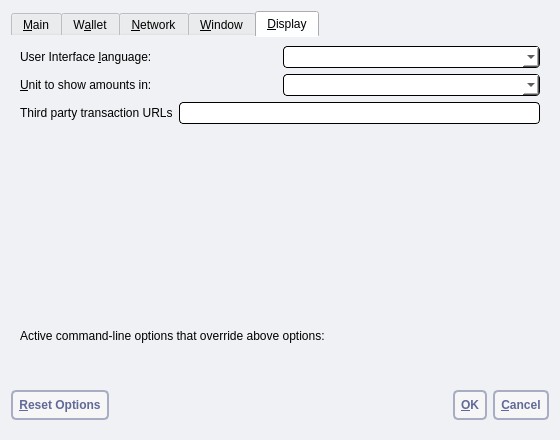
navcoin/navcoin-core, file src/qt/forms/optionsdialog.ui: the form before one commit.
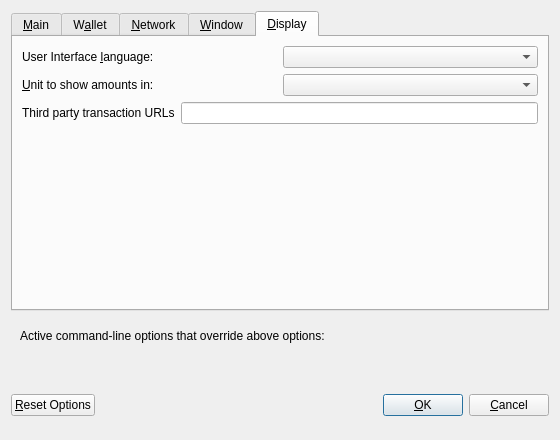
The form after the commit. The open tabs and pages were chosen to show the change. Custom widgets are drawn as their Qt base class.

```diff
--- a/src/qt/forms/optionsdialog.ui
+++ b/src/qt/forms/optionsdialog.ui
@@ -14,7 +14,7 @@
    <string>Options</string>
   </property>
   <property name="styleSheet">
-   <string notr="true">background: #eff1f4; border: 0</string>
+   <string notr="true"/>
   </property>
   <property name="modal">
    <bool>true</bool>
@@ -598,8 +598,7 @@
             <string>The user interface language can be set here. This setting will take effect after restarting %1.</string>
            </property>
            <property name="styleSheet">
-            <string notr="true">background: #fff; border-radius: 4px; border: 1px solid #000; padding:2px
-</string>
+            <string notr="true"/>
            </property>
           </widget>
          </item>
@@ -626,8 +625,7 @@
             <string>Choose the default subdivision unit to show in the interface and when sending coins.</string>
            </property>
            <property name="styleSheet">
-            <string notr="true">background: #fff; border-radius: 4px; border: 1px solid #000; padding:2px
-</string>
+            <string notr="true"/>
            </property>
           </widget>
          </item>
@@ -654,8 +652,7 @@
             <string>Third party URLs (e.g. a block explorer) that appear in the transactions tab as context menu items. %s in the URL is replaced by transaction hash. Multiple URLs are separated by vertical bar |.</string>
            </property>
            <property name="styleSheet">
-            <string notr="true">background: #fff; border-radius: 4px; border: 1px solid #000; padding:2px
-</string>
+            <string notr="true"/>
            </property>
           </widget>
          </item>
@@ -732,7 +729,7 @@
         <string>Reset all client options to default.</string>
        </property>
        <property name="styleSheet">
-        <string notr="true"> background: #f6f6f6; border: 2px solid #a9adc4; border-radius: 5px; padding: 6px; text-transform: uppercase; color: #616998; font-weight: bold</string>
+        <string notr="true"/>
        </property>
        <property name="text">
         <string>&amp;Reset Options</string>
@@ -796,7 +793,7 @@
      <item>
       <widget class="QPushButton" name="okButton">
        <property name="styleSheet">
-        <string notr="true"> background: #f6f6f6; border: 2px solid #a9adc4; border-radius: 5px; padding: 6px; text-transform: uppercase; color: #616998; font-weight: bold</string>
+        <string notr="true"/>
        </property>
        <property name="text">
         <string>&amp;OK</string>
@@ -812,7 +809,7 @@
      <item>
       <widget class="QPushButton" name="cancelButton">
        <property name="styleSheet">
-        <string notr="true"> background: #f6f6f6; border: 2px solid #a9adc4; border-radius: 5px; padding: 6px; text-transform: uppercase; color: #616998; font-weight: bold</string>
+        <string notr="true"/>
        </property>
        <property name="text">
         <string>&amp;Cancel</string>
```
Left out of the diff: 8 changed lines with no effect on the pictures.
